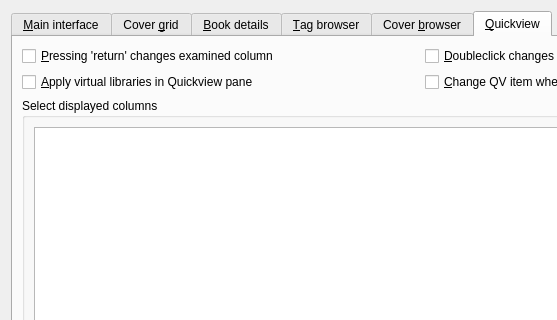
Qt form src/calibre/gui2/preferences/look_feel.ui (kovidgoyal/calibre) before a commit; both pictures show x 0 to 557 and y 0 to 320 of the 843 by 546 pixel window.
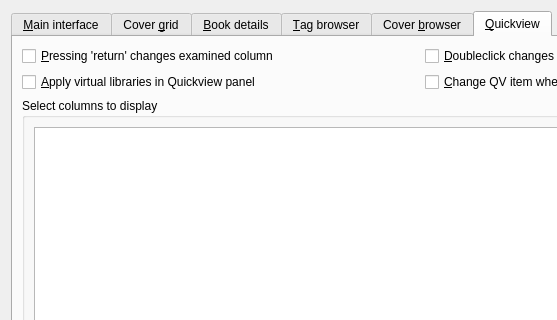
The same form after that commit. The open tabs and pages were chosen to show the change. Icons and pictures are not drawn. Custom widgets are drawn as their Qt base class.

The edit to the form file:
```diff
--- a/src/calibre/gui2/preferences/look_feel.ui
+++ b/src/calibre/gui2/preferences/look_feel.ui
@@ -1145,7 +1145,7 @@
          <item row="2" column="0">
           <widget class="QCheckBox" name="opt_qv_respects_vls">
            <property name="text">
-            <string>&amp;Apply virtual libraries in Quickview pane</string>
+            <string>&amp;Apply virtual libraries in Quickview panel</string>
            </property>
            <property name="toolTip">
             <string>Check this box to make Quickview show books only in the
@@ -1192,7 +1192,7 @@
        <item row="3" column="0" rowspan="2">
         <widget class="QGroupBox" name="groupBox">
          <property name="title">
-          <string>Select displayed columns</string>
+          <string>Select columns to display</string>
          </property>
          <layout class="QGridLayout" name="gridLayout_32">
           <item row="0" column="1">
```
